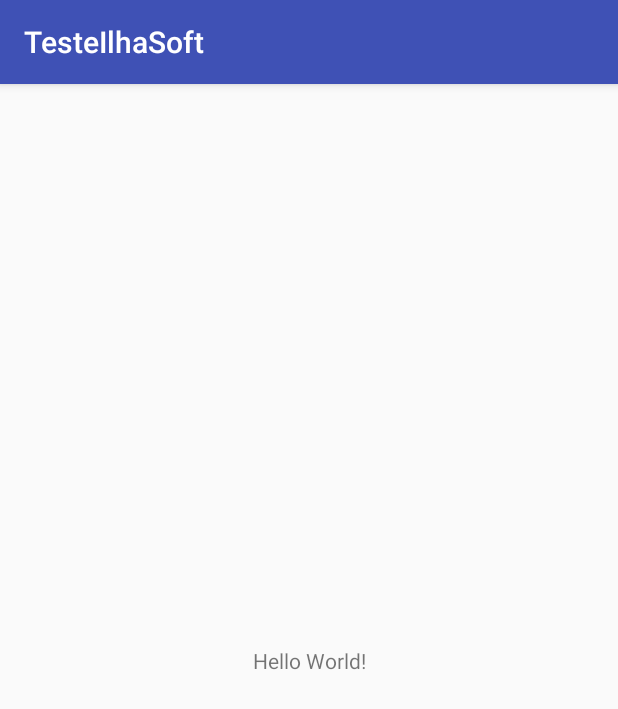
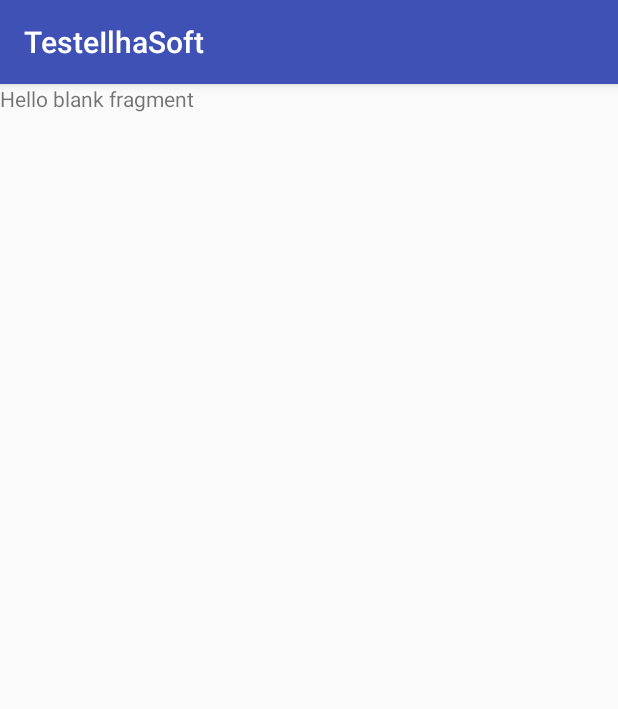
Before and after one commit to henriquemendesc/testeilhasofthenrique, an Android app: the screen it shows after launch (MainActivity), on a phone screen of 412 x 824 dp. Shown: the top 709 px of the screen. Run offline under Robolectric (Android 15) with nearby library versions, the phone set to English and light mode, and no system bars; 1 statement that could not run was skipped.

```diff
--- a/app/build.gradle
+++ b/app/build.gradle
@@ -29,8 +29,10 @@ dependencies {
     })
     compile 'com.android.support:appcompat-v7:25.3.0'
     compile 'com.android.support.constraint:constraint-layout:1.0.2'
-    testCompile 'junit:junit:4.12'
     compile 'com.squareup.retrofit2:retrofit:2.3.0'
     compile 'com.google.code.gson:gson:2.7'
-    compile 'com.squareup.retrofit2:converter-gson:2.0.2'
+    compile 'com.squareup.retrofit2:converter-gson:2.3.0'
+    compile 'com.android.support:support-v4:25.3.0'
+    testCompile 'junit:junit:4.12'
+    compile 'com.android.support:recyclerview-v7:25.3.0'
 }
--- a/app/src/main/AndroidManifest.xml
+++ b/app/src/main/AndroidManifest.xml
@@ -1,7 +1,7 @@
 <?xml version="1.0" encoding="utf-8"?>
 <manifest xmlns:android="http://schemas.android.com/apk/res/android"
     package="com.aula.bob.testeilhasoft">
-
+    <uses-permission android:name="android.permission.INTERNET" />
     <application
         android:allowBackup="true"
         android:icon="@mipmap/ic_launcher"
--- a/app/src/main/java/com/aula/bob/testeilhasoft/MainActivity.java
+++ b/app/src/main/java/com/aula/bob/testeilhasoft/MainActivity.java
@@ -1,7 +1,11 @@
 package com.aula.bob.testeilhasoft;
 
+import android.support.v4.app.FragmentManager;
+import android.support.v4.app.FragmentTransaction;
 import android.support.v7.app.AppCompatActivity;
 import android.os.Bundle;
+
+import com.aula.bob.testeilhasoft.Movies.views.MovieFragment;
 
 public class MainActivity extends AppCompatActivity {
 
@@ -9,5 +13,15 @@ public class MainActivity extends AppCompatActivity {
     protected void onCreate(Bundle savedInstanceState) {
         super.onCreate(savedInstanceState);
         setContentView(R.layout.activity_main);
+        initFragment();
+    }
+
+    private void initFragment() {
+        MovieFragment fragment = new MovieFragment();
+        getSupportFragmentManager().beginTransaction()
+                .add(R.id.fragment_container, fragment)
+                .commit();
+        getSupportFragmentManager().executePendingTransactions();
+
     }
 }
--- /dev/null
+++ b/app/src/main/java/com/aula/bob/testeilhasoft/Movies/views/MovieFragment.java
@@ -0,0 +1,89 @@
+package com.aula.bob.testeilhasoft.Movies.views;
+
+import android.app.ProgressDialog;
+import android.content.Context;
+import android.net.Uri;
+import android.os.Bundle;
+import android.support.v4.app.Fragment;
+import android.view.LayoutInflater;
+import android.view.View;
+import android.view.ViewGroup;
+
+import com.aula.bob.testeilhasoft.Movies.models.MovieModel;
+import com.aula.bob.testeilhasoft.R;
+
+import retrofit2.Call;
+
+public class MovieFragment extends Fragment implements MovieView {
+    Call<MovieModel> call;
+
+    private OnFragmentInteractionListener mListener;
+
+    public MovieFragment() {
+        // Required empty public constructor
+    }
+
+    public static MovieFragment newInstance() {
+        MovieFragment fragment = new MovieFragment();
+        return fragment;
+    }
+
+    @Override
+    public void onCreate(Bundle savedInstanceState) {
+        super.onCreate(savedInstanceState);
+    }
+
+    @Override
+    public View onCreateView(LayoutInflater inflater, ViewGroup container,
+                             Bundle savedInstanceState) {
+        View view = inflater.inflate(R.layout.fragment_movie, container, false);
+
+        return view;
+    }
+
+    // TODO: Rename method, update argument and hook method into UI event
+    public void onButtonPressed(Uri uri) {
+        if (mListener != null) {
+            mListener.onFragmentInteraction(uri);
+        }
+    }
+
+    @Override
+    public void onAttach(Context context) {
+        super.onAttach(context);
+        if (context instanceof OnFragmentInteractionListener) {
+            mListener = (OnFragmentInteractionListener) context;
+        } else {
+            throw new RuntimeException(context.toString()
+                    + " must implement OnFragmentInteractionListener");
+        }
+    }
+
+    @Override
+    public void onDetach() {
+        super.onDetach();
+        mListener = null;
+    }
+
+    @Override
+    public void openSearch(MovieModel item) {
+
+    }
+
+    @Override
+    public void onLoading(boolean loading) {
+        ProgressDialog progress = new ProgressDialog(getContext());
+        if(loading) {
+            progress.setMessage("Carregando");
+            progress.setCancelable(false);
+            progress.show();
+        }else{
+            progress.dismiss();
+        }
+    }
+
+    public interface OnFragmentInteractionListener {
+        // TODO: Update argument type and name
+        void onFragmentInteraction(Uri uri);
+    }
+}
--- /dev/null
+++ b/app/src/main/java/com/aula/bob/testeilhasoft/Movies/views/MovieView.java
@@ -0,0 +1,18 @@
+package com.aula.bob.testeilhasoft.Movies.views;
+
+import android.app.Activity;
+import android.content.Context;
+
+import com.aula.bob.testeilhasoft.Movies.models.MovieModel;
+
+/**
+ * Created by Bob on 21/07/2017.
+ */
+
+public interface MovieView {
+    Activity getActivity();
+    Context getContext();
+
+    void openSearch(MovieModel item);
+    void onLoading(boolean loading);
+}
--- a/app/src/main/res/layout/activity_main.xml
+++ b/app/src/main/res/layout/activity_main.xml
@@ -6,13 +6,12 @@
     android:layout_height="match_parent"
     tools:context="com.aula.bob.testeilhasoft.MainActivity">
 
-    <TextView
-        android:layout_width="wrap_content"
-        android:layout_height="wrap_content"
-        android:text="Hello World!"
-        app:layout_constraintBottom_toBottomOf="parent"
-        app:layout_constraintLeft_toLeftOf="parent"
-        app:layout_constraintRight_toRightOf="parent"
-        app:layout_constraintTop_toTopOf="parent" />
+    <LinearLayout
+        android:layout_width="match_parent"
+        android:layout_height="match_parent"
+        android:id="@+id/fragment_container"
+        android:orientation="vertical">
+
+    </LinearLayout>
 
 </android.support.constraint.ConstraintLayout>
--- /dev/null
+++ b/app/src/main/res/layout/fragment_movie.xml
@@ -0,0 +1,13 @@
+<FrameLayout xmlns:android="http://schemas.android.com/apk/res/android"
+    xmlns:tools="http://schemas.android.com/tools"
+    android:layout_width="match_parent"
+    android:layout_height="match_parent"
+    tools:context="com.aula.bob.testeilhasoft.Movies.views.MovieFragment">
+
+    <!-- TODO: Update blank fragment layout -->
+    <TextView
+        android:layout_width="match_parent"
+        android:layout_height="match_parent"
+        android:text="@string/hello_blank_fragment" />
+
+</FrameLayout>
--- a/app/src/main/res/values/strings.xml
+++ b/app/src/main/res/values/strings.xml
@@ -1,3 +1,6 @@
 <resources>
     <string name="app_name">TesteIlhaSoft</string>
+
+    <!-- TODO: Remove or change this placeholder text -->
+    <string name="hello_blank_fragment">Hello blank fragment</string>
 </resources>
```
Also changed, not shown: app/src/main/java/com/aula/bob/testeilhasoft/Movies/presenter/MovieAdapter.java (added, +25 -0 lines), app/src/main/java/com/aula/bob/testeilhasoft/Movies/presenter/MoviePresenter.java (added, +49 -0 lines), app/src/main/java/com/aula/bob/testeilhasoft/apiretrofit/ApiRetrofitHelper.java (deleted, +0 -30 lines), app/src/main/java/com/aula/bob/testeilhasoft/apiretrofit/ApiRetrofitService.java (+16 -3 lines), app/src/main/java/com/aula/bob/testeilhasoft/apiretrofit/RequestManager.java (deleted, +0 -11 lines), app/src/main/java/com/aula/bob/testeilhasoft/utils/PermissionUtils.java (added, +8 -0 lines), app/src/main/java/com/aula/bob/testeilhasoft/utils/RequestManager.java (added, +26 -0 lines).
